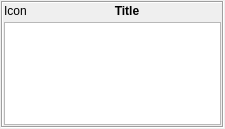
Old version of the form src/plugins/clientinfo/clientinfodialog2.ui in the repository xnamed/vacuum-im.
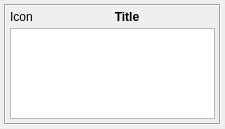
New version of the form.

Diff of the .ui file:
```diff
--- a/src/plugins/clientinfo/clientinfodialog2.ui
+++ b/src/plugins/clientinfo/clientinfodialog2.ui
@@ -17,20 +17,17 @@
    </sizepolicy>
   </property>
   <layout class="QVBoxLayout" name="vboxLayout">
-   <property name="spacing">
-    <number>1</number>
-   </property>
    <property name="leftMargin">
-    <number>1</number>
+    <number>4</number>
    </property>
    <property name="topMargin">
-    <number>1</number>
+    <number>4</number>
    </property>
    <property name="rightMargin">
-    <number>1</number>
+    <number>4</number>
    </property>
    <property name="bottomMargin">
-    <number>1</number>
+    <number>4</number>
    </property>
    <item>
     <widget class="QFrame" name="frame">
@@ -51,16 +48,16 @@
        <number>4</number>
       </property>
       <property name="leftMargin">
-       <number>1</number>
+       <number>4</number>
       </property>
       <property name="topMargin">
-       <number>1</number>
+       <number>4</number>
       </property>
       <property name="rightMargin">
-       <number>1</number>
+       <number>4</number>
       </property>
       <property name="bottomMargin">
-       <number>1</number>
+       <number>4</number>
       </property>
       <item>
        <layout class="QHBoxLayout" name="horizontalLayout">
```
